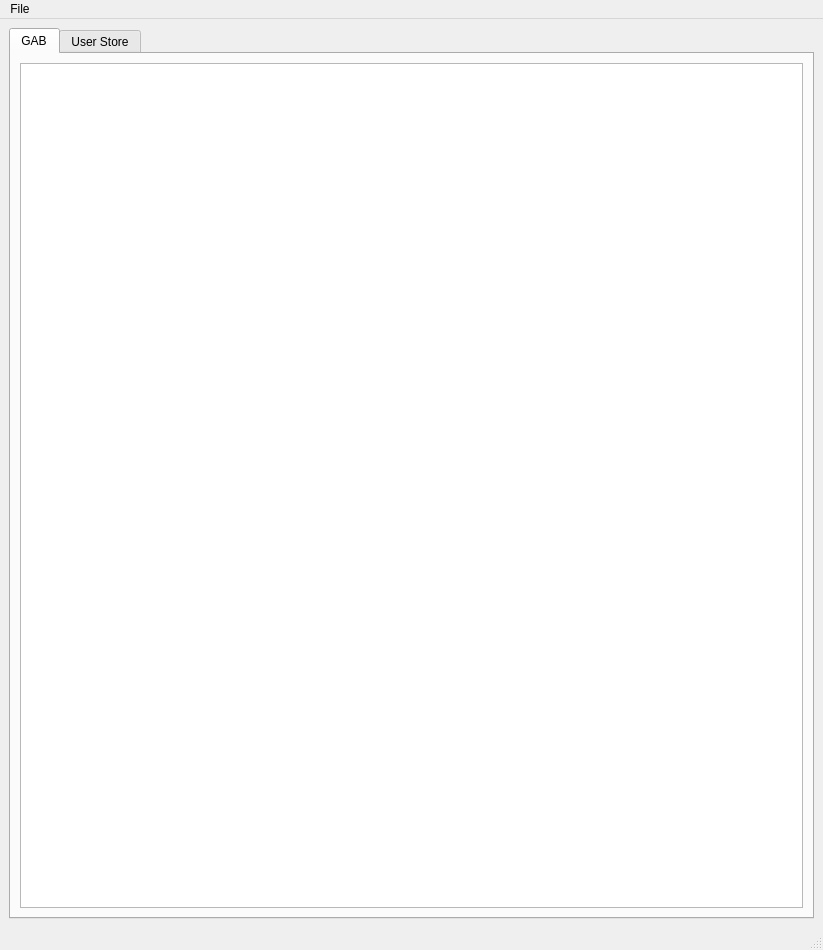
zarafagroupware/zarafa-inspector, file zarafa-inspector.ui: the form before one commit.
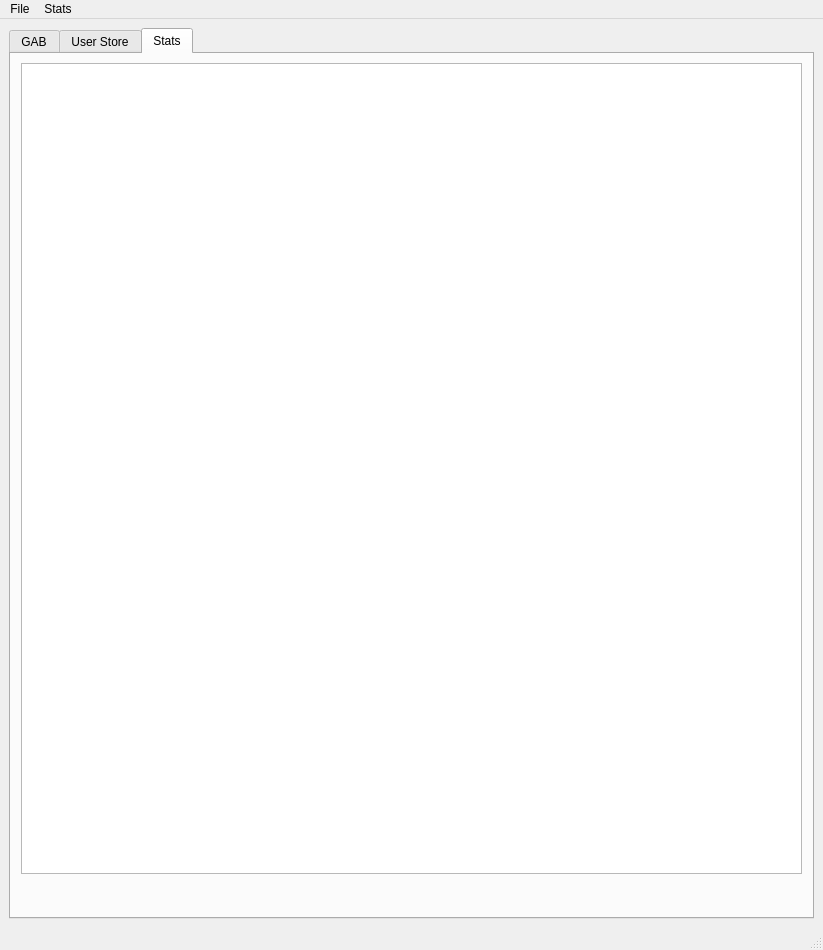
The form after the commit. The open tabs and pages were chosen to show the change.

Commit message: Implement statstables, fixes #4

```diff
--- a/zarafa-inspector.ui
+++ b/zarafa-inspector.ui
@@ -23,7 +23,7 @@
      <verstretch>0</verstretch>
     </sizepolicy>
    </property>
-   <layout class="QVBoxLayout" name="verticalLayout_2">
+   <layout class="QVBoxLayout" name="verticalLayout_4">
     <item>
      <widget class="QTabWidget" name="tabWidget">
       <property name="currentIndex">
@@ -108,6 +108,36 @@
         </item>
        </layout>
       </widget>
+      <widget class="QWidget" name="statstab">
+       <property name="enabled">
+        <bool>true</bool>
+       </property>
+       <attribute name="title">
+        <string>Stats</string>
+       </attribute>
+       <widget class="QWidget" name="verticalLayoutWidget">
+        <property name="geometry">
+         <rect>
+          <x>10</x>
+          <y>9</y>
+          <width>781</width>
+          <height>811</height>
+         </rect>
+        </property>
+        <layout class="QVBoxLayout" name="verticalLayout_2">
+         <item>
+          <widget class="QTableWidget" name="statstableWidget">
+           <property name="sizePolicy">
+            <sizepolicy hsizetype="Preferred" vsizetype="Preferred">
+             <horstretch>0</horstretch>
+             <verstretch>0</verstretch>
+            </sizepolicy>
+           </property>
+          </widget>
+         </item>
+        </layout>
+       </widget>
+      </widget>
      </widget>
     </item>
    </layout>
@@ -128,7 +158,18 @@
     <addaction name="actionQuit"/>
     <addaction name="actionSync"/>
    </widget>
+   <widget class="QMenu" name="menuStats">
+    <property name="title">
+     <string>Stats</string>
+    </property>
+    <addaction name="actionSystem"/>
+    <addaction name="actionServers"/>
+    <addaction name="actionSessions"/>
+    <addaction name="actionUsers"/>
+    <addaction name="actionCompany"/>
+   </widget>
    <addaction name="menuFile"/>
+   <addaction name="menuStats"/>
   </widget>
   <widget class="QStatusBar" name="statusbar"/>
   <action name="actionQuit">
```
Left out of the diff: 25 changed lines with no effect on the pictures. The commit also changes 1 other file.
